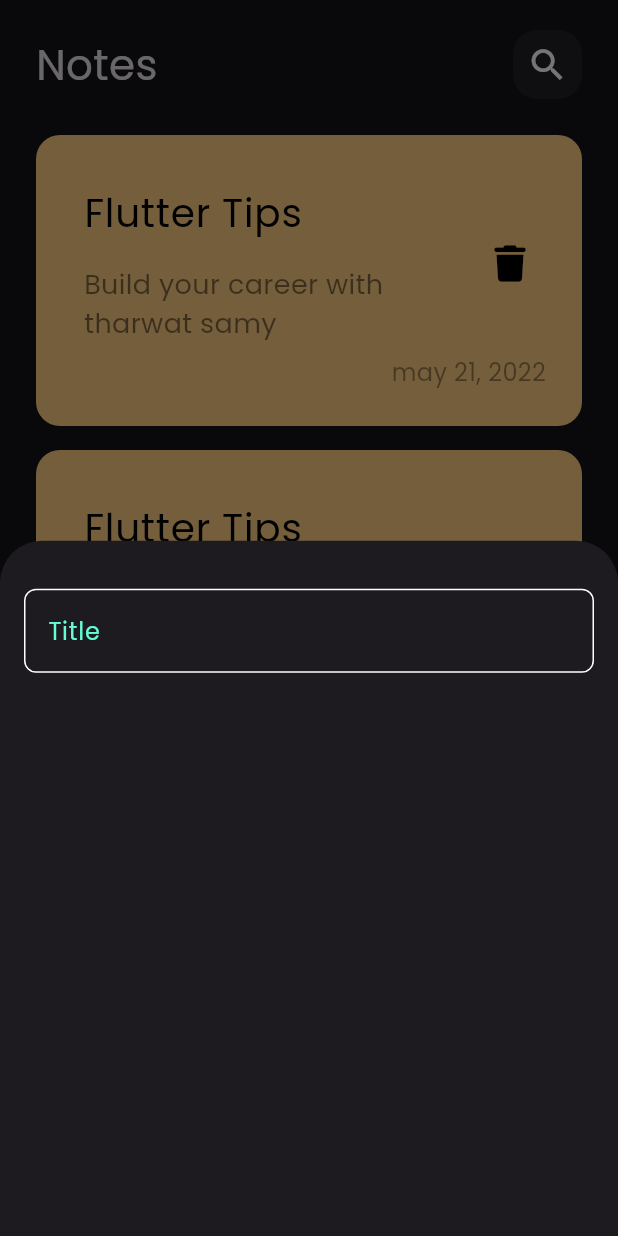
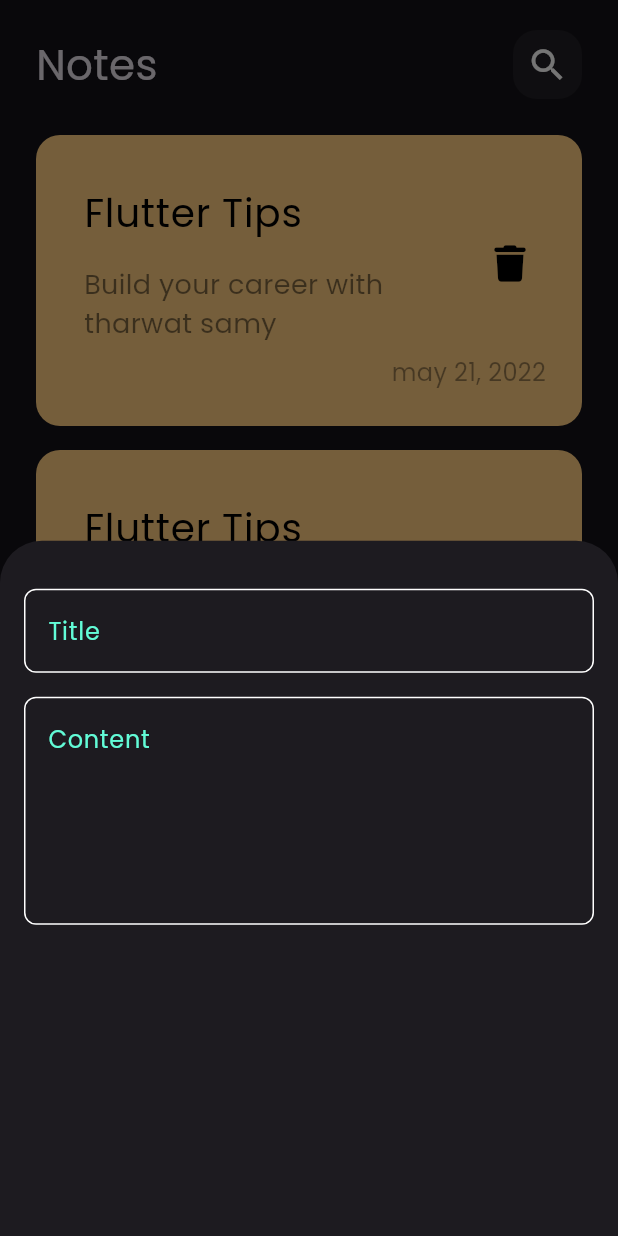
Before and after one commit to codingAndPlayin/notes_app, a Flutter app: the screen it shows after launch, after a tap on the "add" icon, on a phone screen of 412 x 824 dp. Run offline on Flutter 3.47's test engine with Material 3 defaults, Android fonts, the phone set to English and light mode, and no system bars; our stand-ins replace font_awesome_flutter.

Commit message:
add fields to bottom sheet

```diff
--- a/lib/views/widgets/add_note_bottom_sheet.dart
+++ b/lib/views/widgets/add_note_bottom_sheet.dart
@@ -6,16 +6,28 @@
 
   @override
   Widget build(BuildContext context) {
-    return Padding(
-      padding: const EdgeInsets.symmetric(horizontal: 16.0),
+    return const Padding(
+      padding: EdgeInsets.symmetric(horizontal: 16.0),
       child: Column(
         children: [
           SizedBox(
             height: 32,
           ),
           //
-          CustomTextField(),
+          CustomTextField(
+            hint: 'Title',
+          ),
           //
+          SizedBox(
+            height: 16,
+          ),
+          //
+          CustomTextField(
+            hint: 'Content',
+            maxLines: 5,
+          ),
+          //
+
         ],
       ),
     );
--- a/lib/views/widgets/custom_text_field.dart
+++ b/lib/views/widgets/custom_text_field.dart
@@ -2,14 +2,21 @@
 import 'package:note_app__arabic/constants.dart';
 
 class CustomTextField extends StatelessWidget {
-  const CustomTextField({super.key});
+  const CustomTextField({
+    super.key,
+    required this.hint,
+    this.maxLines = 1,
+  });
 
+  final String hint;
+  final int maxLines;
   @override
   Widget build(BuildContext context) {
     return TextField(
+      maxLines: maxLines,
       cursorColor: KPrimaaryColor,
       decoration: InputDecoration(
-        hintText: "Title",
+        hintText: hint,
         hintStyle: TextStyle(
           color: KPrimaaryColor,
         ),
```
